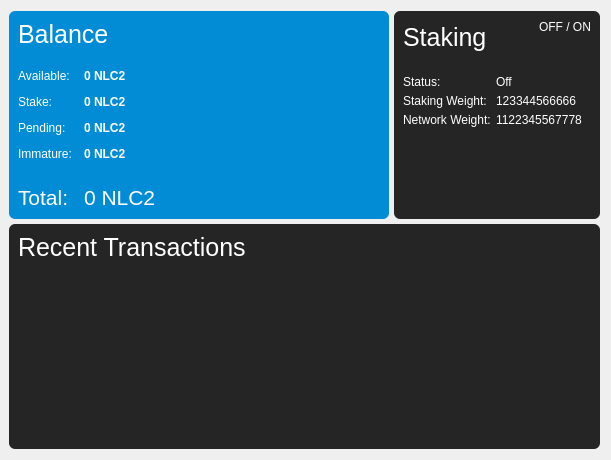
First picture: the form in src/qt/forms/overviewpage.ui, repository NoLimitCoin/NoLimitCoin-Core, before the edit.
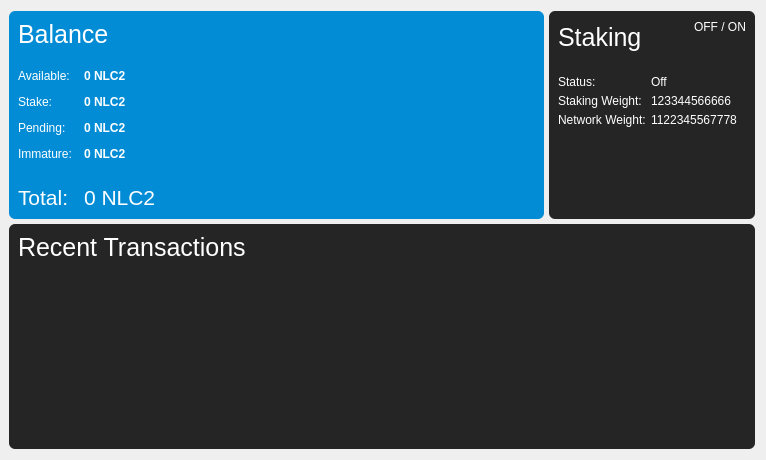
Second picture: the form after the edit. Icons and pictures are not drawn.

Commit message: syncing the blockchain text on Overview Page

What changed in the file:
```diff
--- a/src/qt/forms/overviewpage.ui
+++ b/src/qt/forms/overviewpage.ui
@@ -6,7 +6,7 @@
    <rect>
     <x>0</x>
     <y>0</y>
-    <width>611</width>
+    <width>766</width>
     <height>460</height>
    </rect>
   </property>
@@ -1269,6 +1269,17 @@
             </property>
            </spacer>
           </item>
+          <item>
+           <widget class="QLabel" name="syncText">
+            <property name="styleSheet">
+             <string notr="true">font-size: 20px;
+background: transparent;</string>
+            </property>
+            <property name="text">
+             <string/>
+            </property>
+           </widget>
+          </item>
          </layout>
         </item>
         <item>
```
The commit also changes 2 other files.
